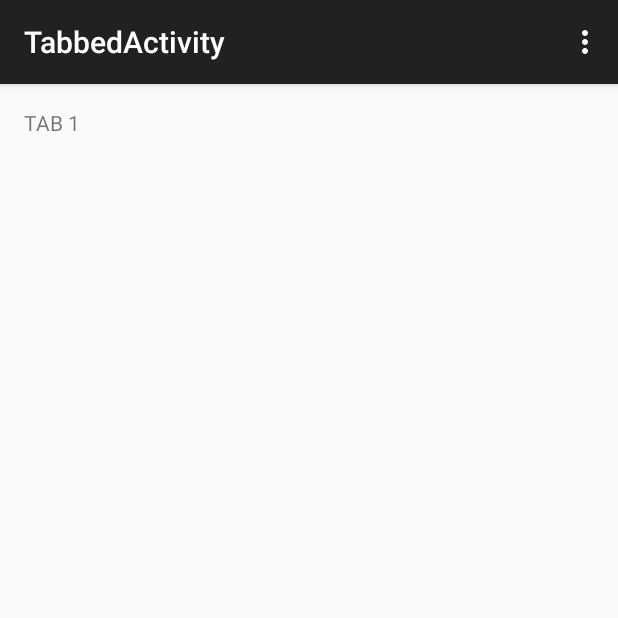
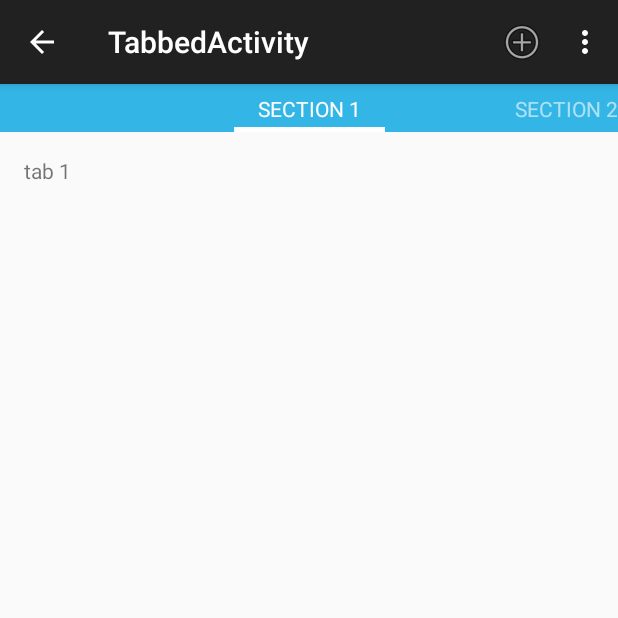
Before and after one commit to narsenico/ListViewTest1, an Android app: the TabbedActivity screen opened directly, with no data from a screen before it, on a phone screen of 412 x 824 dp, the top half of it. Run offline under Robolectric (Android 15) with nearby library versions, the phone set to English and light mode, and no system bars.

Commit message:
Implementata navigazione tra activity e PagerTabStrip

```diff
--- a/app/src/main/AndroidManifest.xml
+++ b/app/src/main/AndroidManifest.xml
@@ -18,7 +18,8 @@
         </activity>
         <activity
             android:name=".TabbedActivity"
-            android:label="@string/title_activity_tabbed" >
+            android:label="@string/title_activity_tabbed"
+            android:parentActivityName=".MainActivity">
         </activity>
     </application>
 
--- a/app/src/main/java/it/amonshore/listviewtest1/TabbedActivity.java
+++ b/app/src/main/java/it/amonshore/listviewtest1/TabbedActivity.java
@@ -3,16 +3,14 @@ package it.amonshore.listviewtest1;
 import java.util.Locale;
 
 import android.support.v7.app.ActionBarActivity;
-import android.support.v7.app.ActionBar;
 import android.support.v4.app.Fragment;
 import android.support.v4.app.FragmentManager;
-import android.support.v4.app.FragmentTransaction;
 import android.support.v4.app.FragmentPagerAdapter;
 import android.os.Bundle;
 import android.support.v4.view.ViewPager;
-import android.view.Gravity;
 import android.view.LayoutInflater;
 import android.view.Menu;
+import android.view.MenuInflater;
 import android.view.MenuItem;
 import android.view.View;
 import android.view.ViewGroup;
@@ -58,7 +56,10 @@ public class TabbedActivity extends ActionBarActivity {
 
             @Override
             public void onPageSelected(int i) {
-                TabbedActivity.this.setTitle("TAB " + i);
+//                int cur = mViewPager.getCurrentItem();
+//                PlaceholderFragment page = (PlaceholderFragment)getSupportFragmentManager()
+//                        .findFragmentByTag("android:switcher:" + R.id.pager + ":" + cur);
+//                TabbedActivity.this.setTitle(page.getTitle());
             }
 
             @Override
@@ -149,10 +150,22 @@ public class TabbedActivity extends ActionBarActivity {
             Bundle args = new Bundle();
             args.putInt(ARG_SECTION_NUMBER, sectionNumber);
             fragment.setArguments(args);
+            fragment.title = "title " + sectionNumber;
             return fragment;
         }
 
+        private String title;
+        private String getTitle() {
+            return title;
+        }
+
         public PlaceholderFragment() {
+        }
+
+        @Override
+        public void onCreate(Bundle savedInstanceState) {
+            super.onCreate(savedInstanceState);
+            setHasOptionsMenu(true);
         }
 
         @Override
@@ -161,8 +174,24 @@ public class TabbedActivity extends ActionBarActivity {
             View rootView = inflater.inflate(R.layout.fragment_tabbed, container, false);
             TextView textView = (TextView)rootView.findViewById(R.id.section_label);
             Bundle args = getArguments();
-            textView.setText("TAB " + args.getInt(ARG_SECTION_NUMBER));
+            textView.setText("tab " + args.getInt(ARG_SECTION_NUMBER));
             return rootView;
+        }
+
+        @Override
+        public void onCreateOptionsMenu(Menu menu, MenuInflater inflater) {
+            Bundle args = getArguments();
+            switch (args.getInt(ARG_SECTION_NUMBER)) {
+                case 1:
+                    inflater.inflate(R.menu.menu_tabpage_1, menu);
+                    break;
+                case 2:
+                    inflater.inflate(R.menu.menu_tabpage_2, menu);
+                    break;
+                case 3:
+                    inflater.inflate(R.menu.menu_tabpage_3, menu);
+                    break;
+            }
         }
     }
 
--- a/app/src/main/res/layout/activity_tabbed.xml
+++ b/app/src/main/res/layout/activity_tabbed.xml
@@ -1,4 +1,16 @@
 <android.support.v4.view.ViewPager xmlns:android="http://schemas.android.com/apk/res/android"
     xmlns:tools="http://schemas.android.com/tools" android:id="@+id/pager"
     android:layout_width="match_parent" android:layout_height="match_parent"
-    tools:context="it.amonshore.listviewtest1.TabbedActivity" />
+    tools:context="it.amonshore.listviewtest1.TabbedActivity">
+
+    <android.support.v4.view.PagerTabStrip
+        android:id="@+id/pager_title_strip"
+        android:layout_width="match_parent"
+        android:layout_height="wrap_content"
+        android:layout_gravity="top"
+        android:background="@android:color/holo_blue_light"
+        android:textColor="#fff"
+        android:paddingTop="5dp"
+        android:paddingBottom="5dp" />
+
+</android.support.v4.view.ViewPager>
--- /dev/null
+++ b/app/src/main/res/menu/menu_tabpage_1.xml
@@ -0,0 +1,8 @@
+<?xml version="1.0" encoding="utf-8"?>
+<menu xmlns:android="http://schemas.android.com/apk/res/android"
+    xmlns:app="http://schemas.android.com/apk/res-auto">
+    <item android:id="@+id/action_tabpageadd"
+        android:title="@string/action_tabpage_add"
+        android:icon="@android:drawable/ic_menu_add"
+        android:orderInCategory="10" app:showAsAction="ifRoom" />
+</menu>
--- /dev/null
+++ b/app/src/main/res/menu/menu_tabpage_2.xml
@@ -0,0 +1,8 @@
+<?xml version="1.0" encoding="utf-8"?>
+<menu xmlns:android="http://schemas.android.com/apk/res/android"
+    xmlns:app="http://schemas.android.com/apk/res-auto">
+    <item android:id="@+id/action_tabpageadd"
+        android:title="@string/action_tabpage_edit"
+        android:icon="@android:drawable/ic_menu_edit"
+        android:orderInCategory="10" app:showAsAction="ifRoom" />
+</menu>
--- /dev/null
+++ b/app/src/main/res/menu/menu_tabpage_3.xml
@@ -0,0 +1,8 @@
+<?xml version="1.0" encoding="utf-8"?>
+<menu xmlns:android="http://schemas.android.com/apk/res/android"
+    xmlns:app="http://schemas.android.com/apk/res-auto">
+    <item android:id="@+id/action_tabpage_add"
+        android:title="@string/action_tabpage_delete"
+        android:icon="@android:drawable/ic_menu_delete"
+        android:orderInCategory="10" app:showAsAction="ifRoom" />
+</menu>
--- a/app/src/main/res/values/strings.xml
+++ b/app/src/main/res/values/strings.xml
@@ -7,7 +7,9 @@
     <string name="action_settings">Settings</string>
     <string name="icon_item_description">icon_item_description</string>
     <string name="title_activity_tabbed">TabbedActivity</string>
-
+    <string name="action_tabpage_add">Add</string>
+    <string name="action_tabpage_edit">Edit</string>
+    <string name="action_tabpage_delete">Delete</string>
 
     <string name="title_section1">Section 1</string>
     <string name="title_section2">Section 2</string>
```
